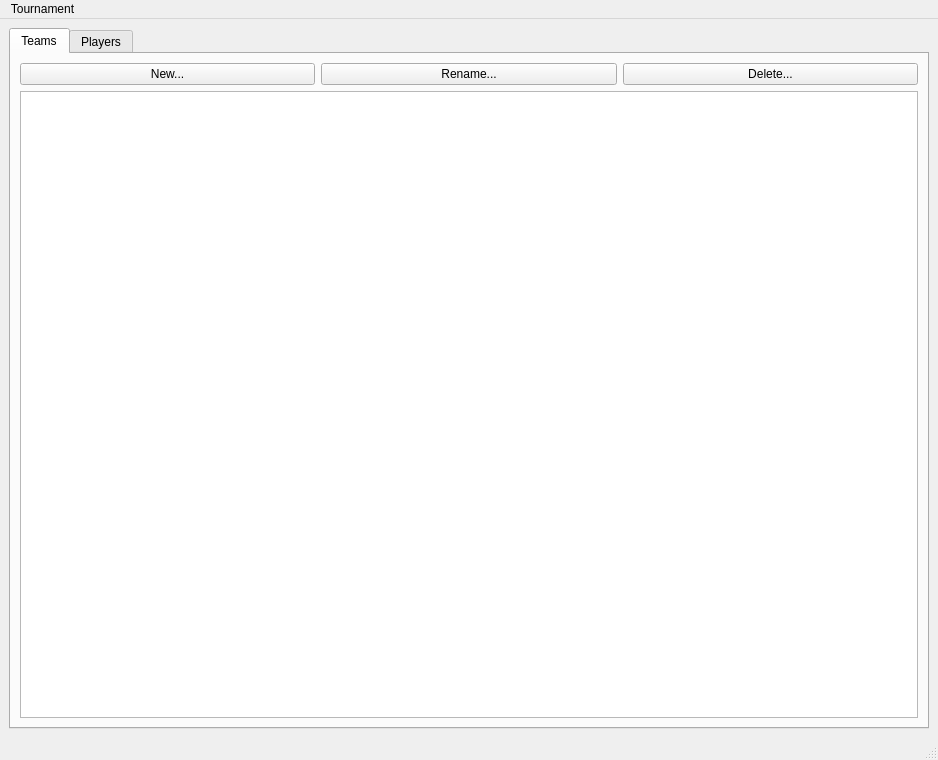
probonopd/QTournament, file ui/MainFrame.ui: the form before one commit.
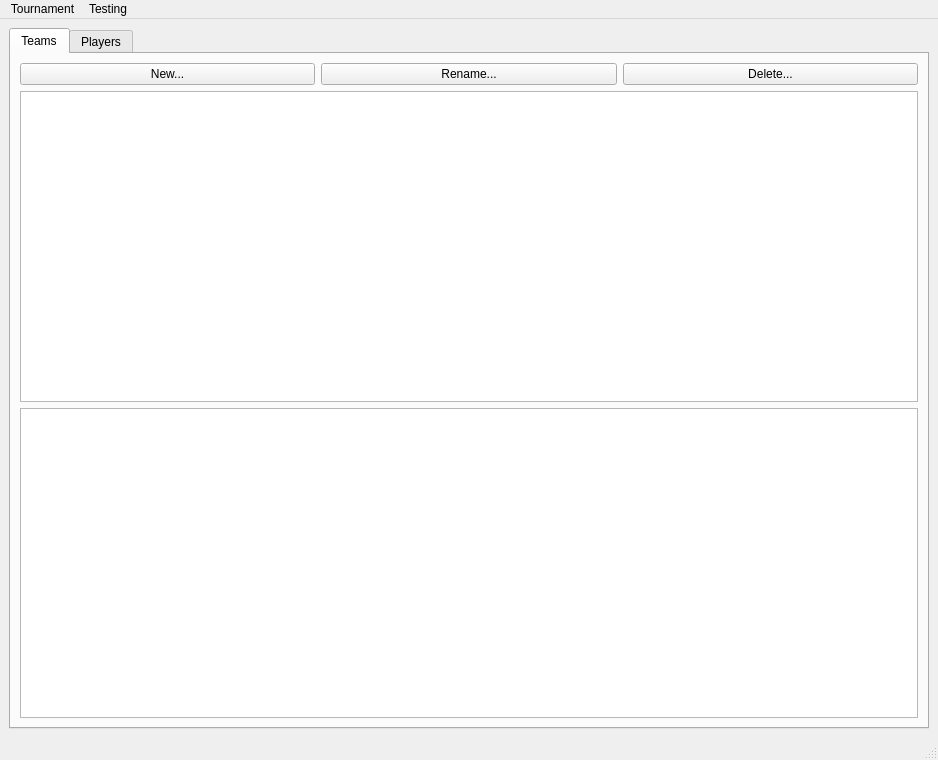
The form after the commit. Icons and pictures are not drawn. Custom widgets are drawn as their Qt base class.

Commit message: Laid some GUI groundwork: a model for accessing the list from a view, some test procedures etc.

Patch:
```diff
--- a/ui/MainFrame.ui
+++ b/ui/MainFrame.ui
@@ -14,15 +14,24 @@
    <string>QTournament</string>
   </property>
   <widget class="QWidget" name="centralwidget">
+   <property name="enabled">
+    <bool>true</bool>
+   </property>
    <layout class="QVBoxLayout" name="verticalLayout_2">
     <item>
      <layout class="QVBoxLayout" name="verticalLayout">
       <item>
        <widget class="QTabWidget" name="mainTab">
+        <property name="enabled">
+         <bool>true</bool>
+        </property>
         <property name="currentIndex">
          <number>0</number>
         </property>
         <widget class="QWidget" name="tabTeams">
+         <property name="enabled">
+          <bool>true</bool>
+         </property>
          <attribute name="title">
           <string>Teams</string>
          </attribute>
@@ -69,6 +78,9 @@
             <item>
              <widget class="QColumnView" name="columnView"/>
             </item>
+            <item>
+             <widget class="TeamListView" name="listView"/>
+            </item>
            </layout>
           </item>
          </layout>
@@ -104,7 +116,15 @@
     <addaction name="separator"/>
     <addaction name="action_Quit"/>
    </widget>
+   <widget class="QMenu" name="menuTesting">
+    <property name="title">
+     <string>Testing</string>
+    </property>
+    <addaction name="actionEmpty"/>
+    <addaction name="actionScenario01"/>
+   </widget>
    <addaction name="menuTournament"/>
+   <addaction name="menuTesting"/>
   </widget>
   <widget class="QStatusBar" name="statusbar"/>
   <action name="actionNew">
@@ -128,6 +148,13 @@
    </property>
   </action>
  </widget>
+ <customwidgets>
+  <customwidget>
+   <class>TeamListView</class>
+   <extends>QListView</extends>
+   <header>TeamListView.h</header>
+  </customwidget>
+ </customwidgets>
  <resources>
   <include location="../tournament.qrc"/>
  </resources>
```
Left out of the diff: 99 changed lines with no effect on the pictures. The commit also changes 12 other files.
